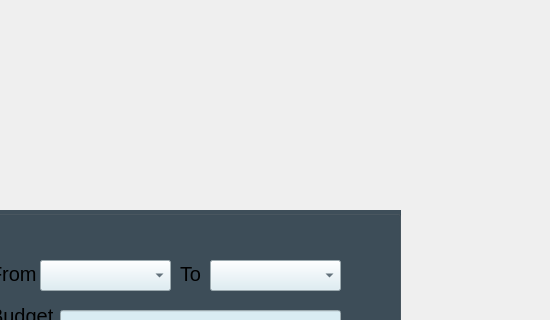
First picture: the form in Guide_me/homepage.ui, repository MARIO00410/Guide-Me, before the edit; both pictures show x 200 to 750 and y 0 to 320 of the 750 by 650 pixel window.
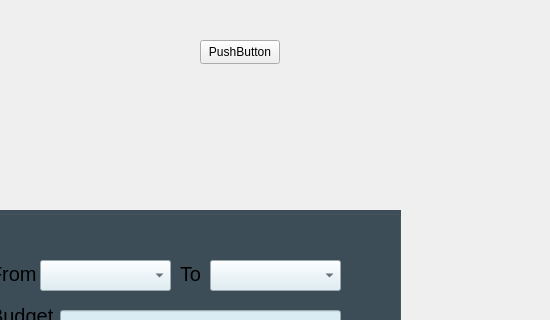
Second picture: the form after the edit.

Diff of the .ui file:
```diff
--- a/Guide_me/homepage.ui
+++ b/Guide_me/homepage.ui
@@ -196,6 +196,19 @@
     </property>
    </widget>
   </widget>
+  <widget class="QPushButton" name="completeGraph">
+   <property name="geometry">
+    <rect>
+     <x>400</x>
+     <y>40</y>
+     <width>80</width>
+     <height>24</height>
+    </rect>
+   </property>
+   <property name="text">
+    <string>PushButton</string>
+   </property>
+  </widget>
  </widget>
  <resources/>
  <connections/>
```
